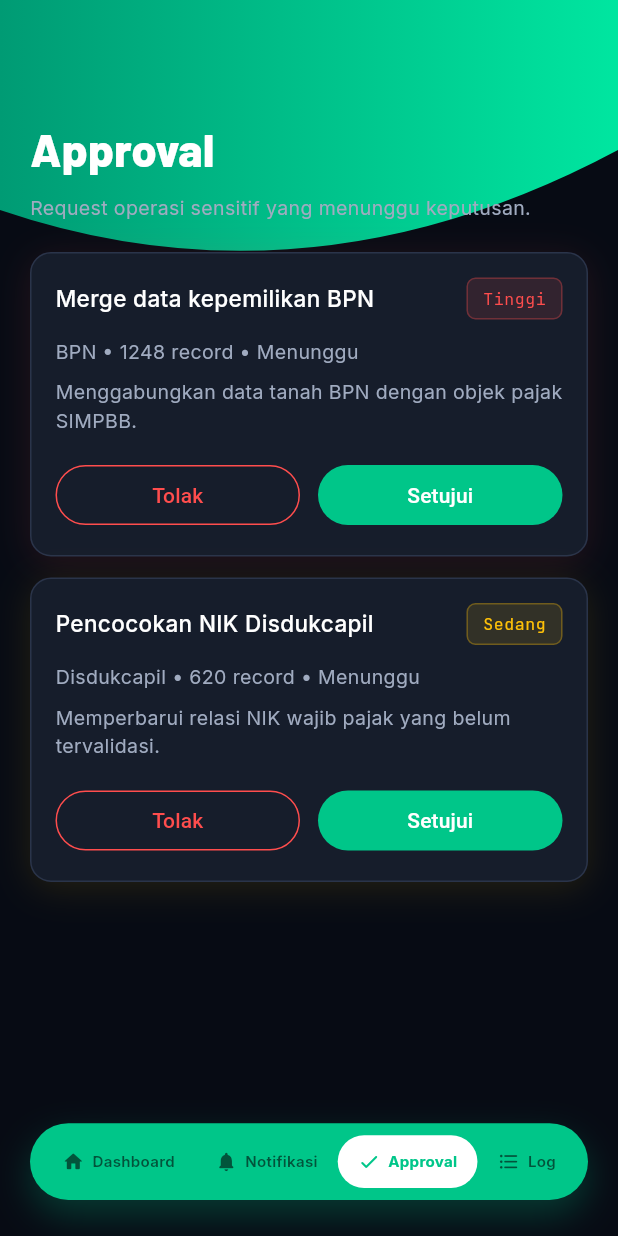
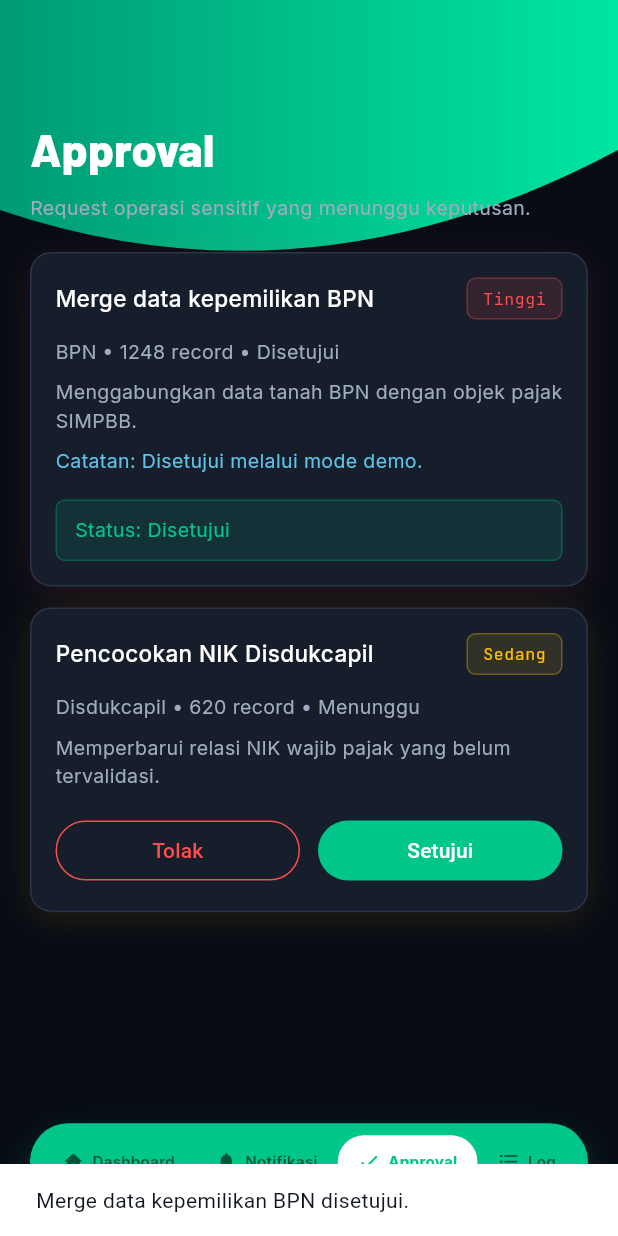
Before and after one commit to rafaellmahardika/integrataxapps, a Flutter app: the DashboardScreen screen opened directly, item 3 of the bottom bar chosen, after a tap on "Setujui", on a phone screen of 412 x 824 dp. Run offline on Flutter 3.47's test engine with Material 3 defaults, Android fonts, the light colour scheme and no system bars; our stand-ins replace fl_chart, flutter_riverpod, google_fonts.

Commit message:
feat: make mock approval and log flows interactive

```diff
--- a/lib/models/approval_request.dart
+++ b/lib/models/approval_request.dart
@@ -8,6 +8,8 @@ class ApprovalRequest {
   final ApprovalStatus status;
   final DateTime requestedAt;
   final String impactSummary;
+  final DateTime? decidedAt;
+  final String? decisionNote;
 
   const ApprovalRequest({
     required this.id,
@@ -19,7 +21,29 @@ class ApprovalRequest {
     required this.status,
     required this.requestedAt,
     required this.impactSummary,
+    this.decidedAt,
+    this.decisionNote,
   });
+
+  ApprovalRequest copyWith({
+    ApprovalStatus? status,
+    DateTime? decidedAt,
+    String? decisionNote,
+  }) {
+    return ApprovalRequest(
+      id: id,
+      title: title,
+      sourceName: sourceName,
+      operationType: operationType,
+      affectedRecords: affectedRecords,
+      priority: priority,
+      status: status ?? this.status,
+      requestedAt: requestedAt,
+      impactSummary: impactSummary,
+      decidedAt: decidedAt ?? this.decidedAt,
+      decisionNote: decisionNote ?? this.decisionNote,
+    );
+  }
 }
 
 enum ApprovalPriority { low, medium, high }
--- a/lib/providers/mock_data_provider.dart
+++ b/lib/providers/mock_data_provider.dart
@@ -34,7 +34,44 @@ final notificationsProvider = Provider<List<AppNotification>>((ref) {
   ];
 });
 
-final approvalRequestsProvider = Provider<List<ApprovalRequest>>((ref) {
+final approvalRequestsProvider =
+    StateNotifierProvider<ApprovalRequestsNotifier, List<ApprovalRequest>>(
+      (ref) => ApprovalRequestsNotifier(),
+    );
+
+class ApprovalRequestsNotifier extends StateNotifier<List<ApprovalRequest>> {
+  ApprovalRequestsNotifier() : super(_buildInitialApprovalRequests());
+
+  void approve(String id) {
+    state = [
+      for (final request in state)
+        if (request.id == id)
+          request.copyWith(
+            status: ApprovalStatus.approved,
+            decidedAt: DateTime.now(),
+            decisionNote: 'Disetujui melalui mode demo.',
+          )
+        else
+          request,
+    ];
+  }
+
+  void reject(String id, String reason) {
+    state = [
+      for (final request in state)
+        if (request.id == id)
+          request.copyWith(
+            status: ApprovalStatus.rejected,
+            decidedAt: DateTime.now(),
+            decisionNote: reason,
+          )
+        else
+          request,
+    ];
+  }
+}
+
+List<ApprovalRequest> _buildInitialApprovalRequests() {
   final now = DateTime.now();
   return [
     ApprovalRequest(
@@ -61,7 +98,7 @@ final approvalRequestsProvider = Provider<List<ApprovalRequest>>((ref) {
           'Memperbarui relasi NIK wajib pajak yang belum tervalidasi.',
     ),
   ];
-});
+}
 
 final syncLogsProvider = Provider<List<SyncLog>>((ref) {
   final now = DateTime.now();
--- a/lib/screens/approval_screen.dart
+++ b/lib/screens/approval_screen.dart
@@ -30,7 +30,25 @@ class ApprovalScreen extends ConsumerWidget {
           style: AppTypography.bodyMedium(context),
         ),
         const SizedBox(height: 20),
-        ...items.map((item) => _ApprovalCard(item: item)),
+        ...items.map(
+          (item) => _ApprovalCard(
+            item: item,
+            onApprove: () {
+              ref.read(approvalRequestsProvider.notifier).approve(item.id);
+              ScaffoldMessenger.of(context).showSnackBar(
+                SnackBar(content: Text('${item.title} disetujui.')),
+              );
+            },
+            onReject: (reason) {
+              ref
+                  .read(approvalRequestsProvider.notifier)
+                  .reject(item.id, reason);
+              ScaffoldMessenger.of(
+                context,
+              ).showSnackBar(SnackBar(content: Text('${item.title} ditolak.')));
+            },
+          ),
+        ),
       ],
     );
   }
@@ -38,8 +56,14 @@ class ApprovalScreen extends ConsumerWidget {
 
 class _ApprovalCard extends StatelessWidget {
   final ApprovalRequest item;
+  final VoidCallback onApprove;
+  final ValueChanged<String> onReject;
 
-  const _ApprovalCard({required this.item});
+  const _ApprovalCard({
+    required this.item,
+    required this.onApprove,
+    required this.onReject,
+  });
 
   @override
   Widget build(BuildContext context) {
@@ -68,12 +92,22 @@ class _ApprovalCard extends StatelessWidget {
           ),
           const SizedBox(height: 8),
           Text(item.impactSummary, style: AppTypography.bodyMedium(context)),
+          if (item.decisionNote != null) ...[
+            const SizedBox(height: 8),
+            Text(
+              'Catatan: ${item.decisionNote}',
+              style: AppTypography.bodyMedium(
+                context,
+              ).copyWith(color: AppColors.textAccent),
+            ),
+          ],
           const SizedBox(height: 16),
+          if (item.status == ApprovalStatus.pending)
             Row(
               children: [
                 Expanded(
                   child: OutlinedButton(
-                  onPressed: () {},
+                    onPressed: () => _showRejectDialog(context),
                     style: OutlinedButton.styleFrom(
                       foregroundColor: AppColors.statusError,
                       side: const BorderSide(color: AppColors.statusError),
@@ -84,7 +118,7 @@ class _ApprovalCard extends StatelessWidget {
                 const SizedBox(width: 12),
                 Expanded(
                   child: FilledButton(
-                  onPressed: () {},
+                    onPressed: () => _approve(context),
                     style: FilledButton.styleFrom(
                       backgroundColor: AppColors.primary,
                     ),
@@ -92,10 +126,69 @@ class _ApprovalCard extends StatelessWidget {
                   ),
                 ),
               ],
-          ),
+            )
+          else
+            _StatusBanner(status: item.status),
         ],
       ),
     );
+  }
+
+  void _approve(BuildContext context) {
+    onApprove();
+  }
+
+  Future<void> _showRejectDialog(BuildContext context) async {
+    final controller = TextEditingController();
+    String? errorText;
+
+    final reason = await showDialog<String>(
+      context: context,
+      builder: (context) {
+        return StatefulBuilder(
+          builder: (context, setDialogState) {
+            return AlertDialog(
+              backgroundColor: AppColors.bgElevated,
+              title: const Text('Tolak Approval'),
+              content: TextField(
+                controller: controller,
+                minLines: 3,
+                maxLines: 4,
+                autofocus: true,
+                decoration: InputDecoration(
+                  hintText: 'Masukkan alasan penolakan',
+                  errorText: errorText,
+                ),
+              ),
+              actions: [
+                TextButton(
+                  onPressed: () => Navigator.of(context).pop(),
+                  child: const Text('Batal'),
+                ),
+                FilledButton(
+                  onPressed: () {
+                    final text = controller.text.trim();
+                    if (text.length < 10) {
+                      setDialogState(() {
+                        errorText = 'Alasan minimal 10 karakter.';
+                      });
+                      return;
+                    }
+                    Navigator.of(context).pop(text);
+                  },
+                  child: const Text('Tolak'),
+                ),
+              ],
+            );
+          },
+        );
+      },
+    );
+
+    controller.dispose();
+    if (reason == null) return;
+
+    onReject(reason);
   }
 
   Color get _priorityColor {
@@ -107,6 +200,28 @@ class _ApprovalCard extends StatelessWidget {
       case ApprovalPriority.high:
         return AppColors.statusError;
     }
+  }
+}
+
+class _StatusBanner extends StatelessWidget {
+  final ApprovalStatus status;
+
+  const _StatusBanner({required this.status});
+
+  @override
+  Widget build(BuildContext context) {
+    final color = status == ApprovalStatus.approved
+        ? AppColors.statusOk
+        : AppColors.statusError;
+    return Container(
+      width: double.infinity,
+      padding: const EdgeInsets.symmetric(horizontal: 12, vertical: 10),
+      decoration: AppDecorations.sectionBadge(color),
+      child: Text(
+        'Status: ${status.label}',
+        style: AppTypography.bodyMedium(context).copyWith(color: color),
+      ),
+    );
   }
 }
 
```
Also changed, not shown: lib/screens/log_screen.dart (+53 -11 lines). Lines whose indentation alone changed are shown as unchanged.
